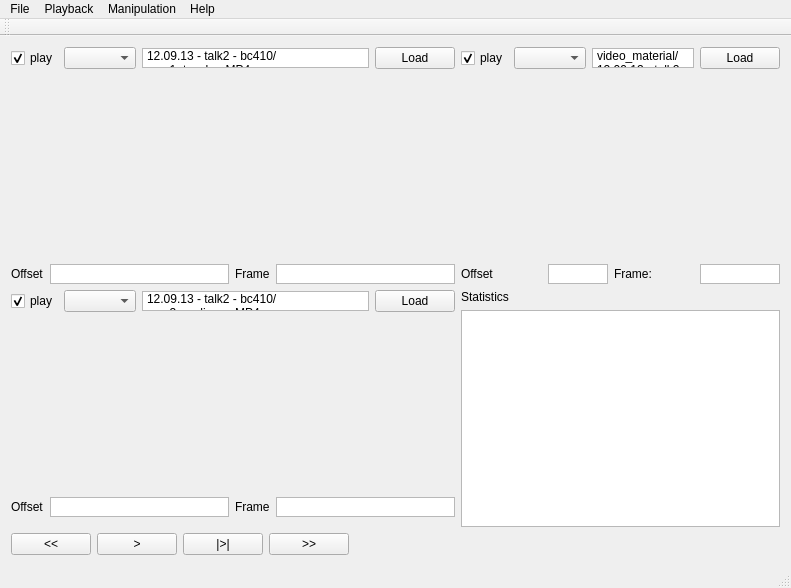
Before: the Qt Designer form film_syncr/mainwindow.ui in racamirko/rnd_tools, drawn with Qt 5.
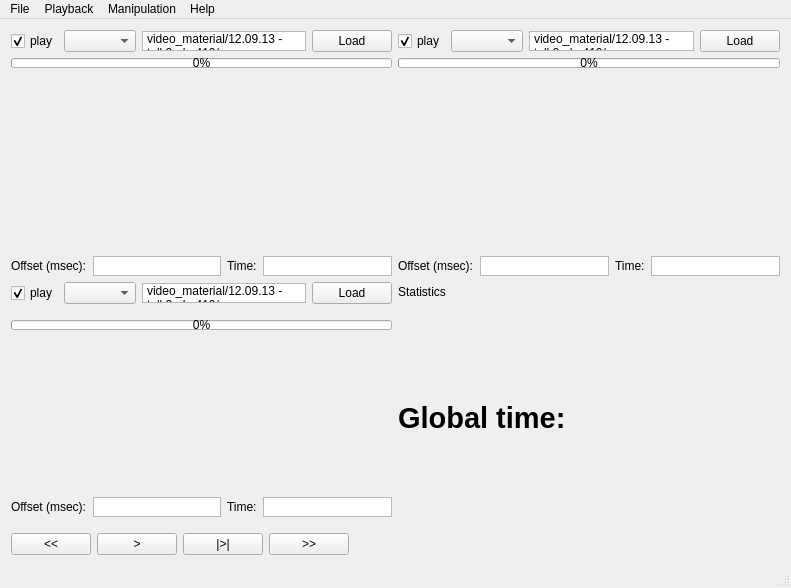
After: the same form once the commit is applied. Custom widgets are drawn as their Qt base class.

```diff
--- a/film_syncr/mainwindow.ui
+++ b/film_syncr/mainwindow.ui
@@ -70,6 +70,19 @@
             </item>
            </layout>
           </item>
+          <item>
+           <widget class="QProgressBar" name="pbVideo3">
+            <property name="maximumSize">
+             <size>
+              <width>16777215</width>
+              <height>10</height>
+             </size>
+            </property>
+            <property name="value">
+             <number>0</number>
+            </property>
+           </widget>
+          </item>
           <item>
            <widget class="Phonon::VideoPlayer" name="videoPlayer3" native="true"/>
           </item>
@@ -81,12 +94,18 @@
             <item>
              <widget class="QLabel" name="label_7">
               <property name="text">
-               <string>Offset</string>
+               <string>Offset (msec):</string>
               </property>
              </widget>
             </item>
             <item>
              <widget class="QPlainTextEdit" name="editOffset3">
+              <property name="sizePolicy">
+               <sizepolicy hsizetype="Expanding" vsizetype="Fixed">
+                <horstretch>0</horstretch>
+                <verstretch>0</verstretch>
+               </sizepolicy>
+              </property>
               <property name="maximumSize">
                <size>
                 <width>16777215</width>
@@ -104,12 +123,18 @@
             <item>
              <widget class="QLabel" name="label_6">
               <property name="text">
-               <string>Frame</string>
+               <string>Time:</string>
               </property>
              </widget>
             </item>
             <item>
              <widget class="QPlainTextEdit" name="editFrame3">
+              <property name="sizePolicy">
+               <sizepolicy hsizetype="Expanding" vsizetype="Fixed">
+                <horstretch>0</horstretch>
+                <verstretch>0</verstretch>
+               </sizepolicy>
+              </property>
               <property name="maximumSize">
                <size>
                 <width>16777215</width>
@@ -170,6 +195,19 @@
             </item>
            </layout>
           </item>
+          <item>
+           <widget class="QProgressBar" name="pbVideo1">
+            <property name="maximumSize">
+             <size>
+              <width>16777215</width>
+              <height>10</height>
+             </size>
+            </property>
+            <property name="value">
+             <number>0</number>
+            </property>
+           </widget>
+          </item>
           <item>
            <widget class="Phonon::VideoPlayer" name="videoPlayer1" native="true"/>
           </item>
@@ -181,12 +219,18 @@
             <item>
              <widget class="QLabel" name="label_4">
               <property name="text">
-               <string>Offset</string>
+               <string>Offset (msec):</string>
               </property>
              </widget>
             </item>
             <item>
              <widget class="QTextEdit" name="editOffset1">
+              <property name="sizePolicy">
+               <sizepolicy hsizetype="Expanding" vsizetype="Fixed">
+                <horstretch>0</horstretch>
+                <verstretch>0</verstretch>
+               </sizepolicy>
+              </property>
               <property name="maximumSize">
                <size>
                 <width>16777215</width>
@@ -210,12 +254,18 @@
             <item>
              <widget class="QLabel" name="label_3">
               <property name="text">
-               <string>Frame</string>
+               <string>Time:</string>
               </property>
              </widget>
             </item>
             <item>
              <widget class="QTextEdit" name="editFrame1">
+              <property name="sizePolicy">
+               <sizepolicy hsizetype="Expanding" vsizetype="Fixed">
+                <horstretch>0</horstretch>
+                <verstretch>0</verstretch>
+               </sizepolicy>
+              </property>
               <property name="maximumSize">
                <size>
                 <width>16777215</width>
@@ -291,6 +341,19 @@
             </item>
            </layout>
           </item>
+          <item>
+           <widget class="QProgressBar" name="pbVideo2">
+            <property name="maximumSize">
+             <size>
+              <width>16777215</width>
+              <height>10</height>
+             </size>
+            </property>
+            <property name="value">
+             <number>0</number>
+            </property>
+           </widget>
+          </item>
           <item>
            <widget class="Phonon::VideoPlayer" name="videoPlayer2" native="true"/>
           </item>
@@ -302,15 +365,21 @@
             <item>
              <widget class="QLabel" name="label_2">
               <property name="text">
-               <string>Offset</string>
+               <string>Offset (msec):</string>
               </property>
              </widget>
             </item>
             <item>
              <widget class="QTextEdit" name="editOffset2">
+              <property name="sizePolicy">
+               <sizepolicy hsizetype="Expanding" vsizetype="Fixed">
+                <horstretch>0</horstretch>
+                <verstretch>0</verstretch>
+               </sizepolicy>
+              </property>
               <property name="maximumSize">
                <size>
-                <width>60</width>
+                <width>16777215</width>
                 <height>20</height>
                </size>
               </property>
@@ -328,15 +397,21 @@
             <item>
              <widget class="QLabel" name="label">
               <property name="text">
-               <string>Frame:</string>
+               <string>Time:</string>
               </property>
              </widget>
             </item>
             <item>
              <widget class="QTextEdit" name="editFrame2">
+              <property name="sizePolicy">
+               <sizepolicy hsizetype="Expanding" vsizetype="Fixed">
+                <horstretch>0</horstretch>
+                <verstretch>0</verstretch>
+               </sizepolicy>
+              </property>
               <property name="maximumSize">
                <size>
-                <width>80</width>
+                <width>16777215</width>
                 <height>20</height>
                </size>
               </property>
@@ -371,7 +446,18 @@
            </widget>
           </item>
           <item>
-           <widget class="QListView" name="listView"/>
+           <widget class="QLabel" name="lblGlobalTime">
+            <property name="font">
+             <font>
+              <pointsize>22</pointsize>
+              <weight>75</weight>
+              <bold>true</bold>
+             </font>
+            </property>
+            <property name="text">
+             <string>Global time:</string>
+            </property>
+           </widget>
           </item>
          </layout>
         </item>
@@ -482,17 +568,6 @@
    <addaction name="menuManipulation"/>
    <addaction name="menuHelp"/>
   </widget>
-  <widget class="QToolBar" name="mainToolBar">
-   <property name="windowTitle">
-    <string>Film sync tool 0.7</string>
-   </property>
-   <attribute name="toolBarArea">
-    <enum>TopToolBarArea</enum>
-   </attribute>
-   <attribute name="toolBarBreak">
-    <bool>false</bool>
-   </attribute>
-  </widget>
   <widget class="QStatusBar" name="statusBar"/>
   <action name="action_Open">
    <property name="text">
```
Left out of the diff: 2 changed lines with no effect on the pictures.
